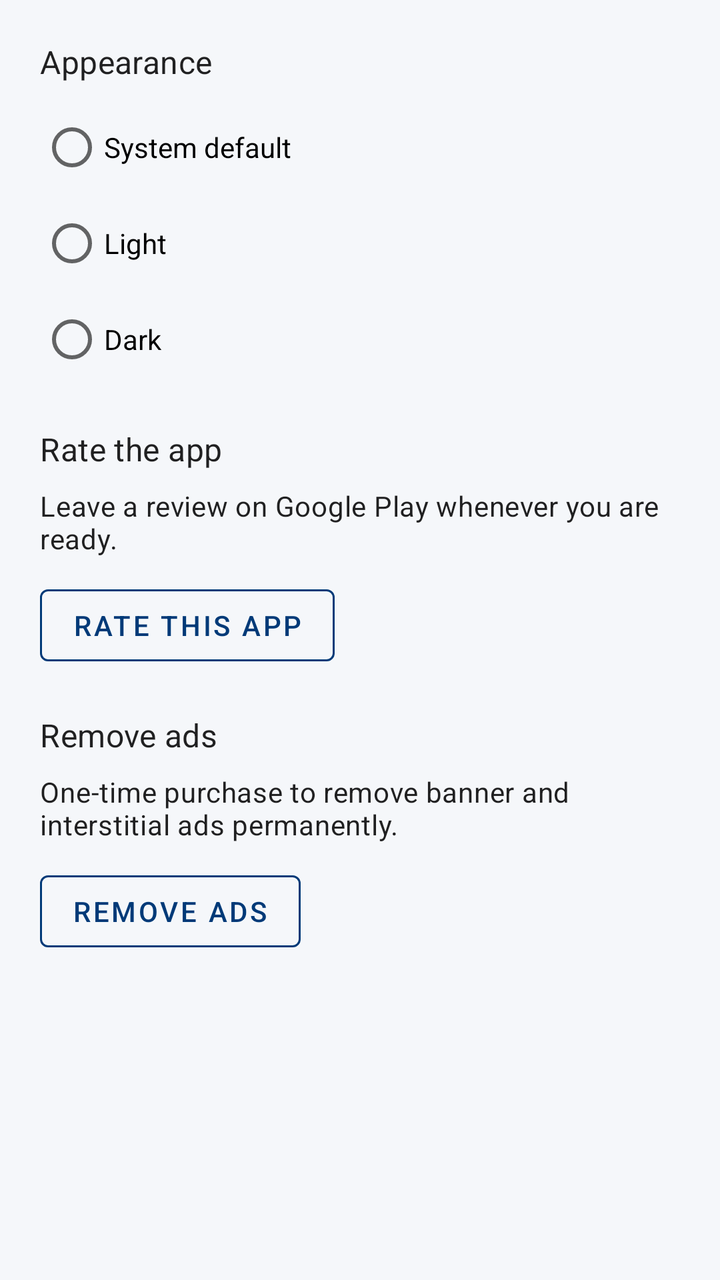
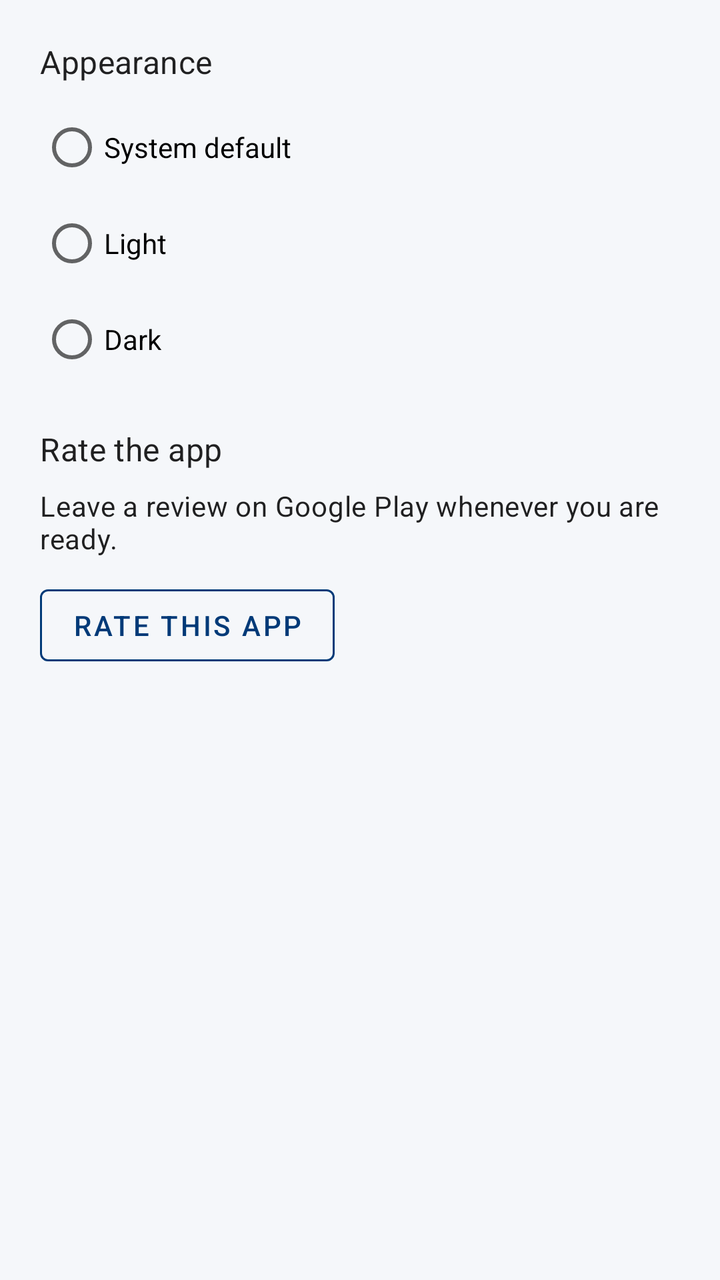

Screens rendered from an Android XML layout before and after an edit, with the pre-edit source and the edit as a unified diff.
<!-- AndroidManifest.xml: application theme Theme.MOTHistory -->
<!-- res/layout/fragment_settings.xml -->
<?xml version="1.0" encoding="utf-8"?>
<LinearLayout xmlns:android="http://schemas.android.com/apk/res/android"
    xmlns:app="http://schemas.android.com/apk/res-auto"
    android:layout_width="match_parent"
    android:layout_height="match_parent"
    android:orientation="vertical"
    android:padding="20dp">

    <TextView
        android:id="@+id/tv_theme_section_title"
        android:layout_width="match_parent"
        android:layout_height="wrap_content"
        android:text="@string/settings_theme_section_title"
        android:textAppearance="@style/TextAppearance.MaterialComponents.Subtitle1" />

    <RadioGroup
        android:id="@+id/rg_theme_mode"
        android:layout_width="match_parent"
        android:layout_height="wrap_content"
        android:layout_marginTop="8dp">

        <RadioButton
            android:id="@+id/rb_theme_system"
            android:layout_width="match_parent"
            android:layout_height="wrap_content"
            android:text="@string/theme_option_system" />

        <RadioButton
            android:id="@+id/rb_theme_light"
            android:layout_width="match_parent"
            android:layout_height="wrap_content"
            android:text="@string/theme_option_light" />

        <RadioButton
            android:id="@+id/rb_theme_dark"
            android:layout_width="match_parent"
            android:layout_height="wrap_content"
            android:text="@string/theme_option_dark" />
    </RadioGroup>

    <TextView
        android:id="@+id/tv_privacy_section_title"
        android:layout_width="match_parent"
        android:layout_height="wrap_content"
        android:layout_marginTop="20dp"
        android:text="@string/settings_privacy_section_title"
        android:textAppearance="@style/TextAppearance.MaterialComponents.Subtitle1"
        android:visibility="gone" />

    <TextView
        android:id="@+id/tv_privacy_summary"
        android:layout_width="match_parent"
        android:layout_height="wrap_content"
        android:layout_marginTop="8dp"
        android:text="@string/settings_privacy_summary"
        android:textAppearance="@style/TextAppearance.MaterialComponents.Body2"
        android:visibility="gone" />

    <com.google.android.material.button.MaterialButton
        android:id="@+id/btn_privacy_options"
        style="@style/Widget.MaterialComponents.Button.OutlinedButton"
        android:layout_width="wrap_content"
        android:layout_height="wrap_content"
        android:layout_marginTop="10dp"
        android:text="@string/settings_privacy_button"
        android:textColor="@color/action_emphasis"
        app:strokeColor="@color/action_emphasis"
        android:visibility="gone" />

    <TextView
        android:id="@+id/tv_rate_section_title"
        android:layout_width="match_parent"
        android:layout_height="wrap_content"
        android:layout_marginTop="20dp"
        android:text="@string/settings_rate_section_title"
        android:textAppearance="@style/TextAppearance.MaterialComponents.Subtitle1" />

    <TextView
        android:id="@+id/tv_rate_summary"
        android:layout_width="match_parent"
        android:layout_height="wrap_content"
        android:layout_marginTop="8dp"
        android:text="@string/settings_rate_summary"
        android:textAppearance="@style/TextAppearance.MaterialComponents.Body2" />

    <com.google.android.material.button.MaterialButton
        android:id="@+id/btn_rate_app"
        style="@style/Widget.MaterialComponents.Button.OutlinedButton"
        android:layout_width="wrap_content"
        android:layout_height="wrap_content"
        android:layout_marginTop="10dp"
        android:text="@string/settings_rate_button"
        android:textColor="@color/action_emphasis"
        app:strokeColor="@color/action_emphasis" />

    <TextView
        android:id="@+id/tv_remove_ads_section_title"
        android:layout_width="match_parent"
        android:layout_height="wrap_content"
        android:layout_marginTop="20dp"
        android:text="@string/settings_remove_ads_section_title"
        android:textAppearance="@style/TextAppearance.MaterialComponents.Subtitle1" />

    <TextView
        android:id="@+id/tv_remove_ads_summary"
        android:layout_width="match_parent"
        android:layout_height="wrap_content"
        android:layout_marginTop="8dp"
        android:text="@string/settings_remove_ads_summary"
        android:textAppearance="@style/TextAppearance.MaterialComponents.Body2" />

    <com.google.android.material.button.MaterialButton
        android:id="@+id/btn_remove_ads"
        style="@style/Widget.MaterialComponents.Button.OutlinedButton"
        android:layout_width="wrap_content"
        android:layout_height="wrap_content"
        android:layout_marginTop="10dp"
        android:text="@string/settings_remove_ads_button"
        android:textColor="@color/action_emphasis"
        app:strokeColor="@color/action_emphasis" />

</LinearLayout>
<!-- resources referenced by this layout -->
<resources>
  <color name="action_emphasis">#003A78</color>
  <string name="settings_privacy_button">Privacy options</string>
  <string name="settings_privacy_section_title">Privacy</string>
  <string name="settings_privacy_summary">Review or update your ad privacy choices.</string>
  <string name="settings_rate_button">Rate this app</string>
  <string name="settings_rate_section_title">Rate the app</string>
  <string name="settings_rate_summary">Leave a review on Google Play whenever you are ready.</string>
  <string name="settings_remove_ads_button">Remove ads</string>
  <string name="settings_remove_ads_section_title">Remove ads</string>
  <string name="settings_remove_ads_summary">One-time purchase to remove banner and interstitial ads permanently.</string>
  <string name="settings_theme_section_title">Appearance</string>
  <string name="theme_option_dark">Dark</string>
  <string name="theme_option_light">Light</string>
  <string name="theme_option_system">System default</string>
  <style name="Theme.MOTHistory" parent="Theme.MaterialComponents.DayNight.NoActionBar">
          
          <item name="colorPrimary">@color/mot_blue</item>
          <item name="colorPrimaryVariant">@color/mot_blue</item>
          <item name="colorOnPrimary">@color/white</item>
          
          <item name="colorSecondary">@color/mot_blue_light</item>
          <item name="colorSecondaryVariant">@color/mot_blue_dark</item>
          <item name="colorOnSecondary">@color/white</item>
          <item name="android:colorBackground">@color/screen_background</item>
          <item name="android:windowBackground">@color/screen_background</item>
          <item name="colorSurface">@color/card_surface</item>
          <item name="colorOnSurface">@color/text_primary</item>
          
          <item name="android:statusBarColor">@color/mot_blue</item>
          
      </style>
  <color name="mot_blue">#003A78</color>
  <color name="white">#FFFFFFFF</color>
  <color name="mot_blue_light">#1F5A9B</color>
  <color name="mot_blue_dark">#002A57</color>
  <color name="screen_background">#F5F7FA</color>
  <color name="card_surface">#FFFFFFFF</color>
  <color name="text_primary">#111111</color>
</resources>

<!-- the commit's change to res/layout/fragment_settings.xml (unified diff, before → after) -->
@@ -93,30 +93,4 @@
         android:textColor="@color/action_emphasis"
         app:strokeColor="@color/action_emphasis" />
 
-    <TextView
-        android:id="@+id/tv_remove_ads_section_title"
-        android:layout_width="match_parent"
-        android:layout_height="wrap_content"
-        android:layout_marginTop="20dp"
-        android:text="@string/settings_remove_ads_section_title"
-        android:textAppearance="@style/TextAppearance.MaterialComponents.Subtitle1" />
-
-    <TextView
-        android:id="@+id/tv_remove_ads_summary"
-        android:layout_width="match_parent"
-        android:layout_height="wrap_content"
-        android:layout_marginTop="8dp"
-        android:text="@string/settings_remove_ads_summary"
-        android:textAppearance="@style/TextAppearance.MaterialComponents.Body2" />
-
-    <com.google.android.material.button.MaterialButton
-        android:id="@+id/btn_remove_ads"
-        style="@style/Widget.MaterialComponents.Button.OutlinedButton"
-        android:layout_width="wrap_content"
-        android:layout_height="wrap_content"
-        android:layout_marginTop="10dp"
-        android:text="@string/settings_remove_ads_button"
-        android:textColor="@color/action_emphasis"
-        app:strokeColor="@color/action_emphasis" />
-
 </LinearLayout>
<!-- resource entries referenced after the edit -->
@@ -7,9 +7,6 @@
   <string name="settings_rate_button">Rate this app</string>
   <string name="settings_rate_section_title">Rate the app</string>
   <string name="settings_rate_summary">Leave a review on Google Play whenever you are ready.</string>
-  <string name="settings_remove_ads_button">Remove ads</string>
-  <string name="settings_remove_ads_section_title">Remove ads</string>
-  <string name="settings_remove_ads_summary">One-time purchase to remove banner and interstitial ads permanently.</string>
   <string name="settings_theme_section_title">Appearance</string>
   <string name="theme_option_dark">Dark</string>
   <string name="theme_option_light">Light</string>
